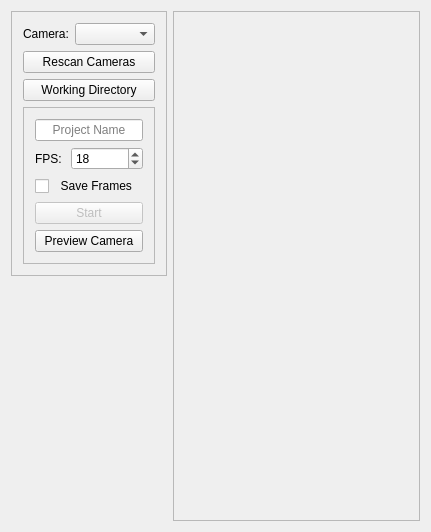
Above: src/forms/mainwindow.ui from vale981/Taevitas before the change. Below: the same form after it.
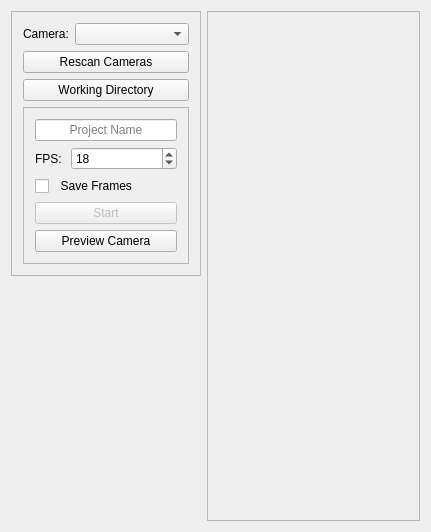
That is the form after the change.

Patch:
```diff
--- a/src/forms/mainwindow.ui
+++ b/src/forms/mainwindow.ui
@@ -32,11 +32,17 @@
       <item>
        <widget class="QFrame" name="frame">
         <property name="sizePolicy">
-         <sizepolicy hsizetype="Maximum" vsizetype="Maximum">
+         <sizepolicy hsizetype="Preferred" vsizetype="Preferred">
           <horstretch>0</horstretch>
           <verstretch>0</verstretch>
          </sizepolicy>
         </property>
+        <property name="maximumSize">
+         <size>
+          <width>190</width>
+          <height>16777215</height>
+         </size>
+        </property>
         <property name="frameShape">
          <enum>QFrame::StyledPanel</enum>
         </property>
```
